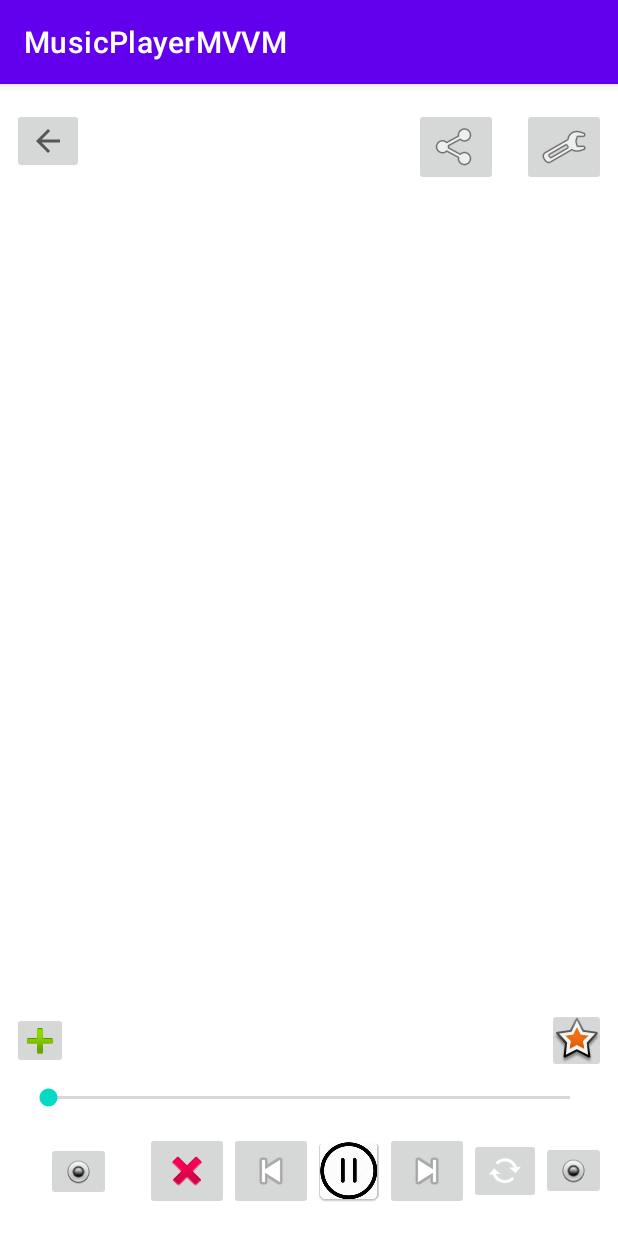
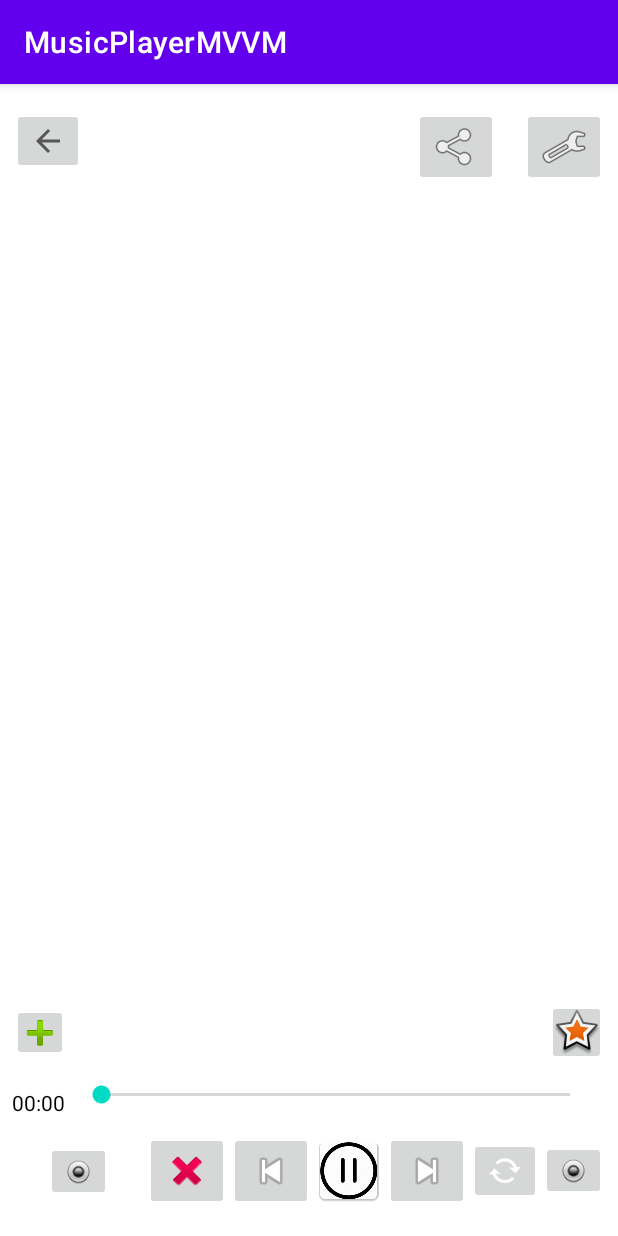
Before and after one commit to Rakhshanipr/MusicPlayer, an Android app: the PlayMusicFragment screen opened directly, with no data from a screen before it, on a phone screen of 412 x 824 dp. Run offline under Robolectric (Android 15) with nearby library versions, the light colour scheme and no system bars; our stand-ins replace data binding; 8 statements that could not run were skipped.

Commit message:
set seekbar and currentText time

```diff
--- a/app/src/main/java/com/example/musicplayermvvm/data/repository/MusicRepository.java
+++ b/app/src/main/java/com/example/musicplayermvvm/data/repository/MusicRepository.java
@@ -92,7 +92,7 @@ public class MusicRepository {
                 String data = songsCursor.getString(songsCursor.getColumnIndex(MediaStore.Audio.Media.DATA));
                 //endregion
 
-                music1 = new Music(title, artist, album, duration, data);
+                music1 = new Music(title, artist, album,Long.parseLong(duration), data);
 
                 mMusicList.add(music1);
                 songsCursor.moveToNext();
@@ -104,8 +104,11 @@ public class MusicRepository {
             }
 
             mMusicList.get(0).setPrev(mMusicList.get(mMusicList.size()-1));
+            mMusicList.get(0).setNext(mMusicList.get(1));
 
             mMusicList.get(mMusicList.size()-1).setNext(mMusicList.get(0));
+            mMusicList.get(mMusicList.size()-1).setPrev(mMusicList.get(mMusicList.size()-2));
+
 
             if (mMusicList.size()==2){
                 mMusicList.get(0).setNext(mMusicList.get(mMusicList.size()-1));
--- a/app/src/main/java/com/example/musicplayermvvm/services/MusicService.java
+++ b/app/src/main/java/com/example/musicplayermvvm/services/MusicService.java
@@ -50,6 +50,7 @@ public class MusicService extends Service {
         mMediaPlayer.setDataSource(path);
         mMediaPlayer.prepare();
         mMediaPlayer.start();
+        getMediaPlayer().getDuration();
     }
 
     public MediaPlayer getMediaPlayer(){
--- a/app/src/main/java/com/example/musicplayermvvm/ui/fragment/PlayMusicFragment.java
+++ b/app/src/main/java/com/example/musicplayermvvm/ui/fragment/PlayMusicFragment.java
@@ -1,8 +1,7 @@
 package com.example.musicplayermvvm.ui.fragment;
 
-
-import android.graphics.drawable.Drawable;
 import android.os.Bundle;
+import android.os.Handler;
 import android.view.LayoutInflater;
 import android.view.View;
 import android.view.ViewGroup;
@@ -18,6 +17,9 @@ import com.example.musicplayermvvm.databinding.FragmentPlayMusicBinding;
 import com.example.musicplayermvvm.services.MusicService;
 import com.example.musicplayermvvm.veiwmodel.PlayMusicViewModel;
 
+import java.util.HashMap;
+import java.util.Random;
+
 public class PlayMusicFragment extends Fragment {
 
     //region defind static method and variable
@@ -26,34 +28,58 @@ public class PlayMusicFragment extends Fragment {
     public static PlayMusicFragment newInstance(Music music) {
         PlayMusicFragment fragment = new PlayMusicFragment();
         Bundle args = new Bundle();
-        args.putSerializable(ARGS_KEY_MUSIC,music);
+        args.putSerializable(ARGS_KEY_MUSIC, music);
         fragment.setArguments(args);
         return fragment;
     }
     //endregion
 
+    Handler mHandler=new Handler();
     FragmentPlayMusicBinding mPlayMusicBinding;
-    MusicService mMusicService;
+
     Music mMusic;
     PlayMusicViewModel mMusicViewModel;
+
+    Runnable updateCurrentMusic = new Runnable() {
+
+        @Override
+        public void run() {
+            mPlayMusicBinding.textViewPlayedTime.setText(mMusicViewModel.getCurrentPosition());
+            mPlayMusicBinding.seekBarDuration.setProgress(
+                    Music.convertMilliToSecond(mMusicViewModel.getCurrentMillis()),true);
+            mHandler.postDelayed(this,1000);
+        }
+    };
 
     @Override
     public void onCreate(Bundle savedInstanceState) {
         super.onCreate(savedInstanceState);
 
-        mMusic=(Music) getArguments().getSerializable(ARGS_KEY_MUSIC);
-        mMusicViewModel=new ViewModelProvider(requireActivity()).get(PlayMusicViewModel.class);
+        initial();
+    }
+
+    private void initial() {
+
+        mMusic = (Music) getArguments().getSerializable(ARGS_KEY_MUSIC);
+
+        mMusicViewModel = new ViewModelProvider(requireActivity()).get(PlayMusicViewModel.class);
 
         mMusicViewModel.setReactionMusicPlayer(new PlayMusicViewModel.IReactionMusicPlayer() {
             @Override
             public void playPauseClicked() {
-                if (mMusicViewModel.isPlaying()){
+                if (mMusicViewModel.isPlaying()) {
                     mPlayMusicBinding.imageButtonPlayPuase.setImageDrawable(
                             AppCompatResources.getDrawable(getContext(), R.mipmap.pausemusic));
-                }else{
+                } else {
                     mPlayMusicBinding.imageButtonPlayPuase.setImageDrawable(
                             AppCompatResources.getDrawable(getContext(), R.mipmap.playmusic));
                 }
+            }
+
+            @Override
+            public void setInfo(Music music) {
+                mPlayMusicBinding.textViewTitleMusic.setText(music.getName());
+                mPlayMusicBinding.textViewDuration.setText(music.getFormatedTime());
             }
         });
 
@@ -62,37 +88,19 @@ public class PlayMusicFragment extends Fragment {
         } catch (Exception e) {
             e.printStackTrace();
         }
-
-
     }
 
     @Override
     public View onCreateView(LayoutInflater inflater, ViewGroup container,
                              Bundle savedInstanceState) {
-        mPlayMusicBinding= DataBindingUtil.inflate(inflater
-                ,R.layout.fragment_play_music
-                ,container,false);
+        mPlayMusicBinding = DataBindingUtil.inflate(inflater
+                , R.layout.fragment_play_music
+                , container, false);
 
-        mPlayMusicBinding.setPlayMusicViewModel(mMusicViewModel);
+        mPlayMusicBinding.setMusicPlayViewModel(mMusicViewModel);
 
-
-
+        mHandler.postDelayed(updateCurrentMusic, 1000);
 
         return mPlayMusicBinding.getRoot();
     }
-//
-//    @Override
-//    public void onStart() {
-//        super.onStart();
-//        Intent intent = MusicService.newIntent(getContext());
-//
-//        getContext().bindService(intent, mConnection, Context.BIND_AUTO_CREATE);
-//    }
-//
-//    @Override
-//    public void onStop() {
-//        super.onStop();
-//        getContext().unbindService(mConnection);
-//    }
-
 }
--- a/app/src/main/java/com/example/musicplayermvvm/veiwmodel/InfoMusicViewModel.java
+++ b/app/src/main/java/com/example/musicplayermvvm/veiwmodel/InfoMusicViewModel.java
@@ -46,7 +46,7 @@ public class InfoMusicViewModel {
     }
 
     public String getTime() {
-        return mMusic.getDuration();
+        return mMusic.getFormatedTime();
     }
 
     public String getSigner() {
--- a/app/src/main/java/com/example/musicplayermvvm/veiwmodel/PlayMusicViewModel.java
+++ b/app/src/main/java/com/example/musicplayermvvm/veiwmodel/PlayMusicViewModel.java
@@ -9,11 +9,14 @@ import android.util.Log;
 
 import androidx.annotation.NonNull;
 import androidx.lifecycle.AndroidViewModel;
+import androidx.lifecycle.LiveData;
+import androidx.lifecycle.MutableLiveData;
 
 import com.example.musicplayermvvm.data.model.Music;
 import com.example.musicplayermvvm.services.MusicService;
 
 import java.io.IOException;
+import java.io.PushbackInputStream;
 
 public class PlayMusicViewModel extends AndroidViewModel {
 
@@ -23,10 +26,11 @@ public class PlayMusicViewModel extends AndroidViewModel {
     boolean mBound = false;
     IReactionMusicPlayer mReactionMusicPlayer;
 
+    MutableLiveData<Music> mMusicLiveData=new MutableLiveData<>();
+
     public PlayMusicViewModel(@NonNull Application application) {
         super(application);
         mContext = getApplication().getApplicationContext();
-
     }
 
     public Music getMusic() {
@@ -41,8 +45,6 @@ public class PlayMusicViewModel extends AndroidViewModel {
         if (mBound) {
 
             try {
-
-
                 mMusicService.changeMediaPlayerData(getMusic().getFilePath());
 
             } catch (IOException e) {
@@ -57,6 +59,9 @@ public class PlayMusicViewModel extends AndroidViewModel {
             throw new Exception("must be set Interface reaction");
         }
         mMusic = music;
+        if (mMusicService!=null)
+        mReactionMusicPlayer.setInfo(mMusic);
+
         mContext.bindService(MusicService.newIntent(mContext), mConnection
                 , Context.BIND_AUTO_CREATE);
     }
@@ -93,15 +98,24 @@ public class PlayMusicViewModel extends AndroidViewModel {
     }
 
     public String getTitle(){
-        return mMusic.getName();
+        return mMusicService==null ? "In the name of God": mMusic.getName();
     }
 
     public String getFullTime(){
-        return Integer.toString(mMusicService.getDuration());
+        return mMusicService==null ? "12:12":  Integer.toString(mMusicService.getDuration());
+    }
+
+    public int getCurrentMillis(){
+        return mMusicService.getCurrentPosition();
+    }
+
+
+    public int getFullTimeSeconds(){
+        return Music.convertMilliToSecond(mMusic.getDuration());
     }
 
     public String getCurrentPosition(){
-        return Integer.toString(mMusicService.getCurrentPosition());
+        return mMusicService==null ? "00:00": Music.convertMilliTotime(mMusicService.getCurrentPosition());
     }
 
     public void PauseMuisc() {
@@ -121,6 +135,7 @@ public class PlayMusicViewModel extends AndroidViewModel {
             mMusicService = binder.getMusicService();
             mBound = true;
             setServicesData();
+            mReactionMusicPlayer.setInfo(mMusic);
         }
 
         @Override
@@ -131,6 +146,6 @@ public class PlayMusicViewModel extends AndroidViewModel {
 
     public interface IReactionMusicPlayer {
         void playPauseClicked();
-
+        void setInfo(Music music);
     }
 }
--- a/app/src/main/res/layout/fragment_play_music.xml
+++ b/app/src/main/res/layout/fragment_play_music.xml
@@ -5,12 +5,8 @@
 
     <data>
         <variable
-            name="PlayMusicViewModel"
+            name="MusicPlayViewModel"
             type="com.example.musicplayermvvm.veiwmodel.PlayMusicViewModel" />
-
-        <variable
-            name="context"
-            type="android.content.Context" />
     </data>
 
     <androidx.constraintlayout.widget.ConstraintLayout
@@ -20,11 +16,16 @@
 
         <SeekBar
             android:id="@+id/seekBar_duration"
+            style="@android:style/Widget.Material.Light.SeekBar"
             android:layout_width="0dp"
-            android:layout_height="25dp"
+            android:layout_height="30dp"
             android:layout_marginStart="8dp"
             android:layout_marginEnd="8dp"
             android:layout_marginBottom="16dp"
+            android:backgroundTint="#5C26BD"
+            android:max="@{MusicPlayViewModel.fullTimeSeconds}"
+            android:min="0"
+            android:progressTint="#431495"
             app:layout_constraintBottom_toTopOf="@+id/imageButton_minus"
             app:layout_constraintEnd_toStartOf="@+id/textView_duration"
             app:layout_constraintHorizontal_bias="0.0"
@@ -34,9 +35,9 @@
             android:id="@+id/imageButton_play_puase"
             android:layout_width="wrap_content"
             android:layout_height="wrap_content"
-            android:onClick="@{()-> PlayMusicViewModel.PlayMuisc()}"
             android:padding="0dp"
             android:src="@mipmap/pausemusic"
+            android:onClick="@{()-> MusicPlayViewModel.PlayMuisc()}"
             app:layout_constraintBottom_toBottomOf="@+id/imageButton_next"
             app:layout_constraintEnd_toStartOf="@+id/imageButton_next"
             app:layout_constraintTop_toTopOf="@+id/imageButton_next" />
@@ -46,17 +47,19 @@
             android:layout_width="wrap_content"
             android:layout_height="wrap_content"
             android:src="@android:drawable/ic_media_next"
-            android:onClick="@{()-> PlayMusicViewModel.nextMusic()}"
+            android:onClick="@{()-> MusicPlayViewModel.nextMusic()}"
+
             app:layout_constraintBottom_toBottomOf="@+id/imageButton_round"
             app:layout_constraintEnd_toStartOf="@+id/imageButton_round"
             app:layout_constraintTop_toTopOf="@+id/imageButton_round" />
 
         <ImageButton
+            android:layout_height="wrap_content"
             android:id="@+id/imageButton_prev"
             android:layout_width="wrap_content"
-            android:layout_height="wrap_content"
-            android:onClick="@{()-> PlayMusicViewModel.prevMusic()}"
             android:src="@android:drawable/ic_media_previous"
+            android:onClick="@{()-> MusicPlayViewModel.prevMusic()}"
+
             app:layout_constraintBottom_toBottomOf="@+id/imageButton_play_puase"
             app:layout_constraintEnd_toStartOf="@+id/imageButton_play_puase"
             app:layout_constraintTop_toTopOf="@+id/imageButton_play_puase" />
@@ -103,10 +106,11 @@
         <TextView
             android:id="@+id/textView_title_music"
             android:layout_width="wrap_content"
-            android:layout_height="wrap_content"
+            android:layout_height="21dp"
             android:layout_marginBottom="16dp"
             android:textColor="#000000"
-            android:text="@{()-> PlayMusicViewModel.title}"
+            tools:text="Title"
+            android:text="@{MusicPlayViewModel.title}"
             app:layout_constraintBottom_toTopOf="@+id/seekBar_duration"
             app:layout_constraintEnd_toStartOf="@+id/imageButton_like"
             app:layout_constraintStart_toEndOf="@+id/imageButton_add_to_list" />
@@ -115,9 +119,9 @@
             android:id="@+id/textView_duration"
             android:layout_width="wrap_content"
             android:layout_height="wrap_content"
+            android:text="@{MusicPlayViewModel.fullTime}"
             android:layout_marginEnd="8dp"
             android:textColor="#000000"
-            android:text="@{()-> PlayMusicViewModel.fullTime}"
 
             app:layout_constraintBottom_toBottomOf="@+id/seekBar_duration"
             app:layout_constraintEnd_toEndOf="parent" />
@@ -127,8 +131,9 @@
             android:layout_width="wrap_content"
             android:layout_height="wrap_content"
             android:layout_marginStart="8dp"
-            android:text="@{()-> PlayMusicViewModel.currentPosition}"
             android:textColor="#000000"
+            android:text="00:00"
+
             app:layout_constraintBottom_toBottomOf="@+id/seekBar_duration"
             app:layout_constraintStart_toStartOf="parent" />
 
```
Also changed, not shown: app/build.gradle (+5 -10 lines), app/src/main/java/com/example/musicplayermvvm/data/model/Music.java (+32 -4 lines), gradle/wrapper/gradle-wrapper.properties.
